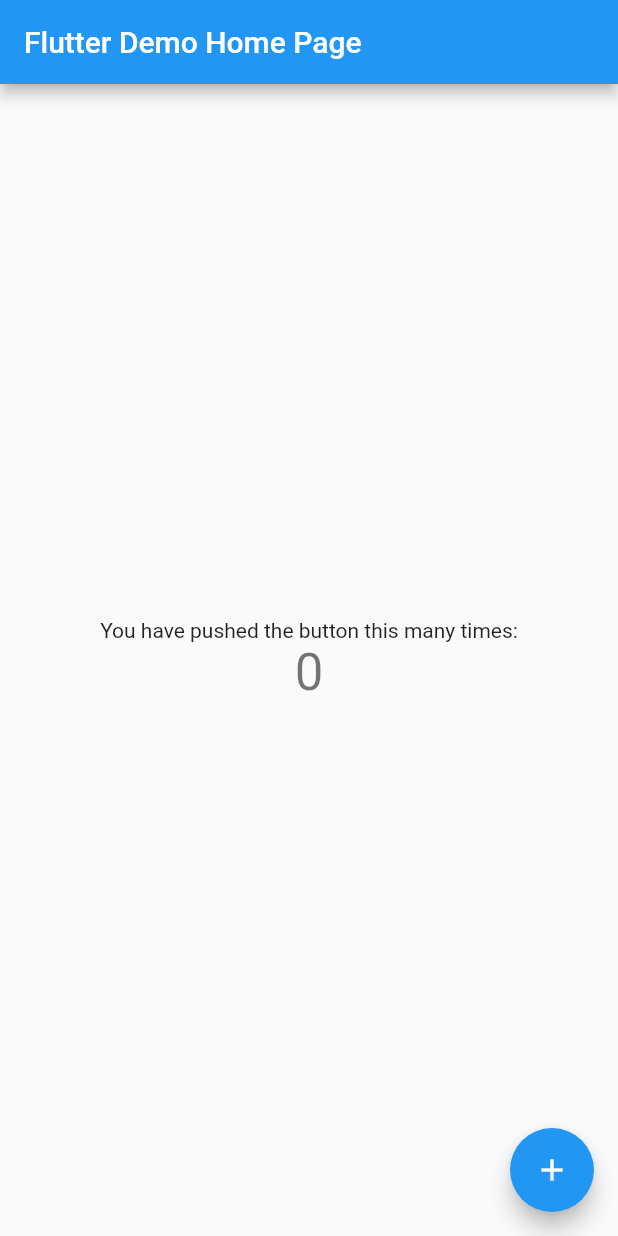
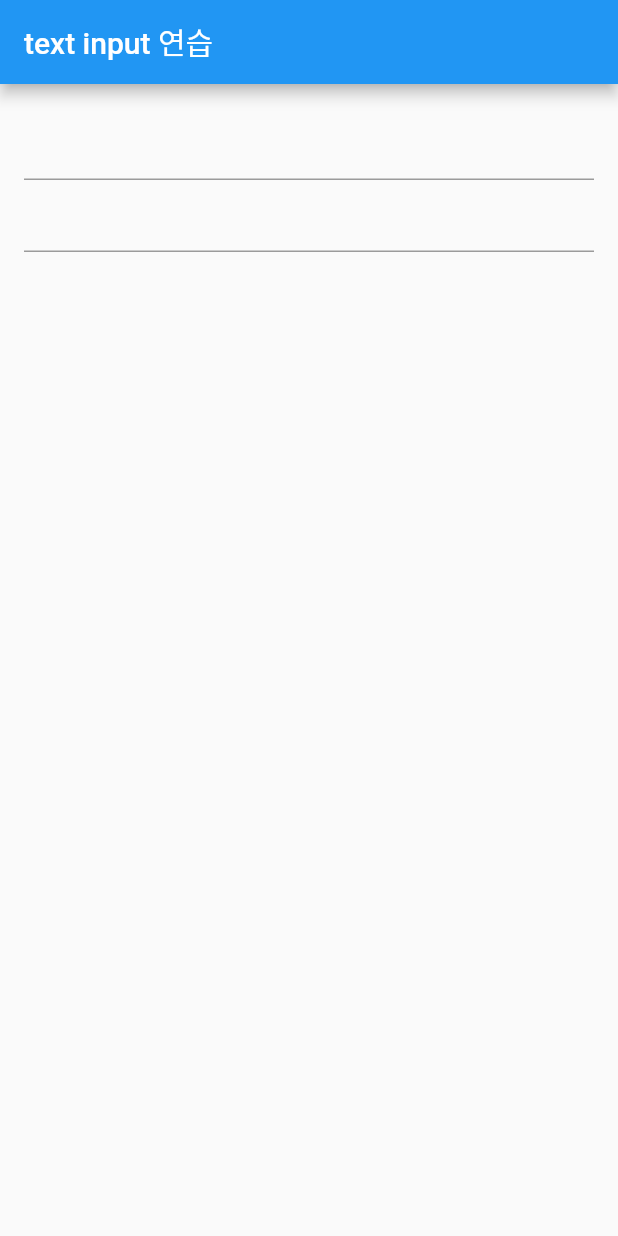
Before and after one commit to EilLagerTodd/obesitycalculator, a Flutter app: the screen it shows after launch, on a phone screen of 412 x 824 dp. Run offline on Flutter 3.47's test engine with Material 2 defaults, Android fonts, the phone set to English and light mode, and no system bars.

Commit message:
fisrt step

```diff
--- a/lib/main.dart
+++ b/lib/main.dart
@@ -9,105 +9,56 @@ class MyApp extends StatelessWidget {
   @override
   Widget build(BuildContext context) {
     return MaterialApp(
-      title: 'Flutter Demo',
-      theme: ThemeData(
-        // This is the theme of your application.
-        //
-        // Try running your application with "flutter run". You'll see the
-        // application has a blue toolbar. Then, without quitting the app, try
-        // changing the primarySwatch below to Colors.green and then invoke
-        // "hot reload" (press "r" in the console where you ran "flutter run",
-        // or simply save your changes to "hot reload" in a Flutter IDE).
-        // Notice that the counter didn't reset back to zero; the application
-        // is not restarted.
-        primarySwatch: Colors.blue,
-      ),
-      home: MyHomePage(title: 'Flutter Demo Home Page'),
+      title: 'Retrieve Text input',
+      home: MyCustomForm(),
     );
   }
 }
 
-class MyHomePage extends StatefulWidget {
-  MyHomePage({Key? key, required this.title}) : super(key: key);
+class MyCustomForm extends StatefulWidget {
+  @override
+  _MyCustomFormState createState() => _MyCustomFormState();
+}
 
-  // This widget is the home page of your application. It is stateful, meaning
-  // that it has a State object (defined below) that contains fields that affect
-  // how it looks.
-
-  // This class is the configuration for the state. It holds the values (in this
-  // case the title) provided by the parent (in this case the App widget) and
-  // used by the build method of the State. Fields in a Widget subclass are
-  // always marked "final".
-
-  final String title;
+class _MyCustomFormState extends State<MyCustomForm> {
+  final myController = TextEditingController();
 
   @override
-  _MyHomePageState createState() => _MyHomePageState();
-}
+  void initState() {
+    super.initState();
 
-class _MyHomePageState extends State<MyHomePage> {
-  int _counter = 0;
+    myController.addListener(_printLatesValue);
+  }
 
-  void _incrementCounter() {
-    setState(() {
-      // This call to setState tells the Flutter framework that something has
-      // changed in this State, which causes it to rerun the build method below
-      // so that the display can reflect the updated values. If we changed
-      // _counter without calling setState(), then the build method would not be
-      // called again, and so nothing would appear to happen.
-      _counter++;
-    });
+  @override
+  void dispose() {
+    myController.dispose();
+    super.dispose();
+  }
+
+  _printLatesValue() {
+    print("두번째 text field: ${myController.text}");
   }
 
   @override
   Widget build(BuildContext context) {
-    // This method is rerun every time setState is called, for instance as done
-    // by the _incrementCounter method above.
-    //
-    // The Flutter framework has been optimized to make rerunning build methods
-    // fast, so that you can just rebuild anything that needs updating rather
-    // than having to individually change instances of widgets.
     return Scaffold(
-      appBar: AppBar(
-        // Here we take the value from the MyHomePage object that was created by
-        // the App.build method, and use it to set our appbar title.
-        title: Text(widget.title),
-      ),
-      body: Center(
-        // Center is a layout widget. It takes a single child and positions it
-        // in the middle of the parent.
+      appBar: AppBar(title: Text("text input 연습")),
+      body: Padding(
+        padding: const EdgeInsets.all(16.0),
         child: Column(
-          // Column is also a layout widget. It takes a list of children and
-          // arranges them vertically. By default, it sizes itself to fit its
-          // children horizontally, and tries to be as tall as its parent.
-          //
-          // Invoke "debug painting" (press "p" in the console, choose the
-          // "Toggle Debug Paint" action from the Flutter Inspector in Android
-          // Studio, or the "Toggle Debug Paint" command in Visual Studio Code)
-          // to see the wireframe for each widget.
-          //
-          // Column has various properties to control how it sizes itself and
-          // how it positions its children. Here we use mainAxisAlignment to
-          // center the children vertically; the main axis here is the vertical
-          // axis because Columns are vertical (the cross axis would be
-          // horizontal).
-          mainAxisAlignment: MainAxisAlignment.center,
           children: <Widget>[
-            Text(
-              'You have pushed the button this many times:',
+            TextField(
+              onChanged: (text) {
+                print("첫 번째 text field: $text");
+              },
             ),
-            Text(
-              '$_counter',
-              style: Theme.of(context).textTheme.headline4,
-            ),
+            TextField(
+              controller: myController,
+            )
           ],
         ),
       ),
-      floatingActionButton: FloatingActionButton(
-        onPressed: _incrementCounter,
-        tooltip: 'Increment',
-        child: Icon(Icons.add),
-      ), // This trailing comma makes auto-formatting nicer for build methods.
     );
   }
 }
```
Also changed, not shown: 1 other file.
